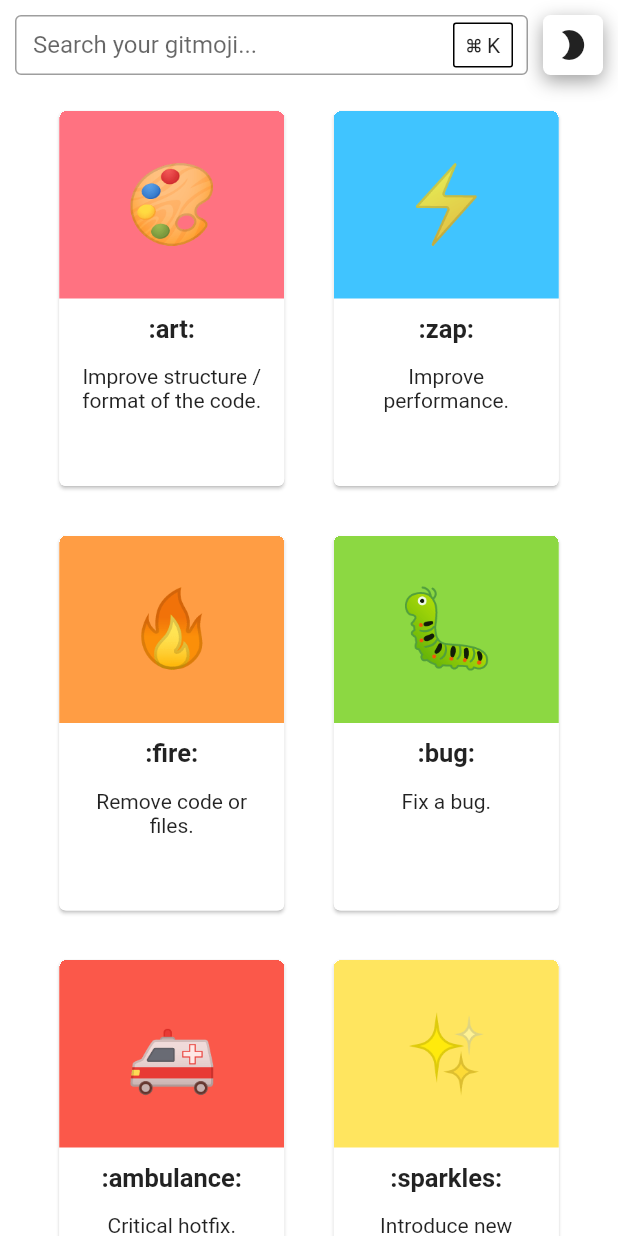
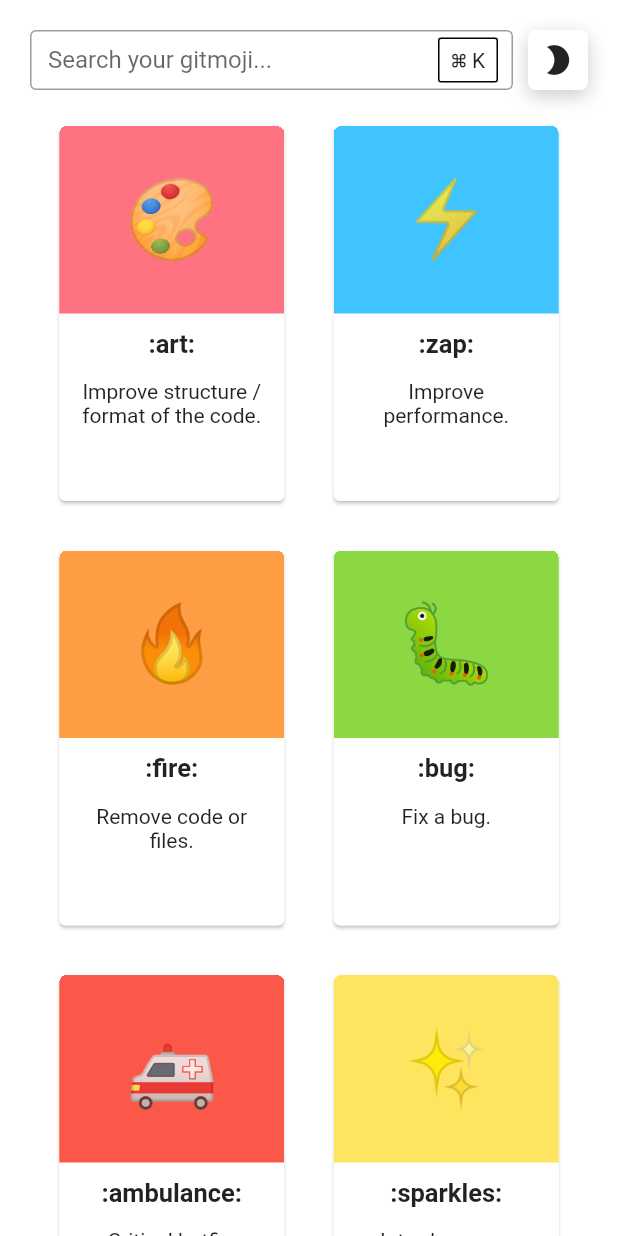
Before and after one commit to cgutierr-zgz/gitmoji_flutter, a Flutter app: the screen it shows after launch, on a phone screen of 412 x 824 dp. Run offline on Flutter 3.47's test engine with Material 2 defaults, Android fonts, the phone set to English and light mode, and no system bars; our stand-ins replace equatable, flutter_bloc, go_router, hydrated_bloc; Roboto replaces fonts that are missing (Avenir).

Commit message:
:construction: Small updates + simple search by query

```diff
--- a/example/lib/gitmojis/view/gitmojis_page.dart
+++ b/example/lib/gitmojis/view/gitmojis_page.dart
@@ -17,16 +17,16 @@ class GitmojiPage extends StatefulWidget {
 class _GitmojiPageState extends State<GitmojiPage> {
   late final ScrollController scrollController;
   late Color color;
+  late List<Gitmoji> gitmojis;
 
-  Color getNewColor() => Gitmoji.all
-      .map((e) => e.color)
-      .toList()[Random().nextInt(Gitmoji.all.length)];
+  Color getNewColor() => Gitmoji.all.map((e) => e.color).toList()[Random().nextInt(Gitmoji.all.length)];
 
   @override
   void initState() {
     super.initState();
     scrollController = ScrollController();
     color = getNewColor();
+    gitmojis = Gitmoji.all;
   }
 
   @override
@@ -49,7 +49,7 @@ class _GitmojiPageState extends State<GitmojiPage> {
             controller: scrollController,
             child: SafeArea(
               child: Padding(
-                padding: const EdgeInsets.all(10),
+                padding: const EdgeInsets.all(20),
                 child: Column(
                   children: [
                     Row(
@@ -58,6 +58,7 @@ class _GitmojiPageState extends State<GitmojiPage> {
                           child: SizedBox(
                             height: 40,
                             child: TextFormField(
+                              onChanged: (query) => setState(() => gitmojis = Gitmoji.search(query)),
                               decoration: InputDecoration(
                                 border: const OutlineInputBorder(),
                                 labelText: 'Search your gitmoji...',
@@ -71,9 +72,7 @@ class _GitmojiPageState extends State<GitmojiPage> {
                                   ),
                                   decoration: BoxDecoration(
                                     border: Border.all(
-                                      color: isDark
-                                          ? Colors.white54
-                                          : Colors.black,
+                                      color: isDark ? Colors.white54 : Colors.black,
                                     ),
                                     borderRadius: BorderRadius.circular(2),
                                   ),
@@ -91,9 +90,7 @@ class _GitmojiPageState extends State<GitmojiPage> {
                         const SizedBox(width: 10),
                         Button(
                           icon: isDark ? Icons.light_mode : Icons.mode_night,
-                          onTap: () => context
-                              .read<SettingsCubit>()
-                              .toggleThemeMode(context),
+                          onTap: () => context.read<SettingsCubit>().toggleThemeMode(context),
                         ),
                       ],
                     ),
@@ -102,8 +99,8 @@ class _GitmojiPageState extends State<GitmojiPage> {
                       runSpacing: 25,
                       spacing: 25,
                       children: List.generate(
-                        Gitmoji.all.length,
-                        (i) => GitmojiWidget(Gitmoji.all[i]),
+                        gitmojis.length,
+                        (i) => GitmojiWidget(gitmojis[i]),
                       ),
                     ),
                   ],
--- a/example/lib/gitmojis/view/widgets/button.dart
+++ b/example/lib/gitmojis/view/widgets/button.dart
@@ -23,11 +23,11 @@ class Button extends StatelessWidget {
         decoration: BoxDecoration(
           color: isDark ? Colors.black : Colors.white,
           borderRadius: BorderRadius.circular(5),
-          boxShadow: const [
+          boxShadow: [
             BoxShadow(
-              color: Colors.black38,
+              color: Colors.black38.withOpacity(0.2),
               blurRadius: 10,
-              offset: Offset(0, 4),
+              offset: const Offset(0, 4),
             ),
           ],
         ),
--- a/example/lib/gitmojis/view/widgets/gitmoji_widget.dart
+++ b/example/lib/gitmojis/view/widgets/gitmoji_widget.dart
@@ -28,6 +28,10 @@ class _GitmojiWidgetState extends State<GitmojiWidget> {
     return MouseRegion(
       onEnter: (_) => setState(() => onHover = true),
       onExit: (_) => setState(() => onHover = false),
+      child: GestureDetector(
+        onTapDown: (_) => setState(() => onHover = true),
+        onTapUp: (_) => setState(() => onHover = false),
+        onTapCancel: () => setState(() => onHover = false),
         child: Card(
           elevation: onHover ? 10 : 1,
           child: AnimatedContainer(
@@ -69,6 +73,7 @@ class _GitmojiWidgetState extends State<GitmojiWidget> {
                   ),
                 )
               ],
+            ),
           ),
         ),
       ),
```
Lines whose indentation alone changed are shown as unchanged.
